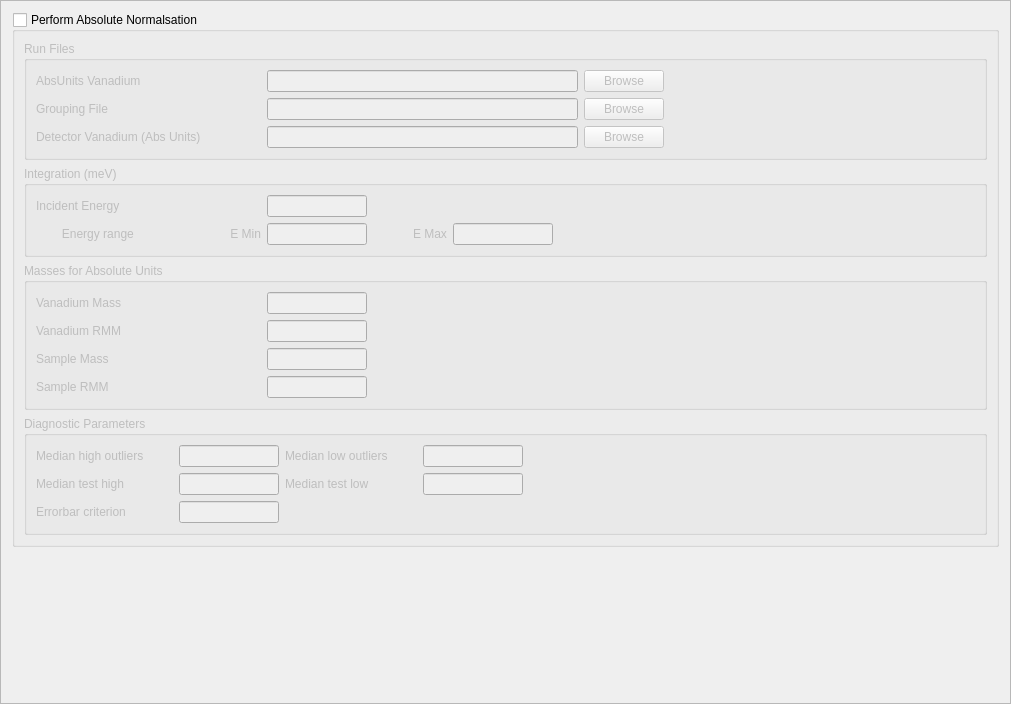
The window that Code/Mantid/scripts/Interface/ui/inelastic/dgs_absolute_units.ui (mantidproject/mantid) describes before a commit, drawn with Qt 5.
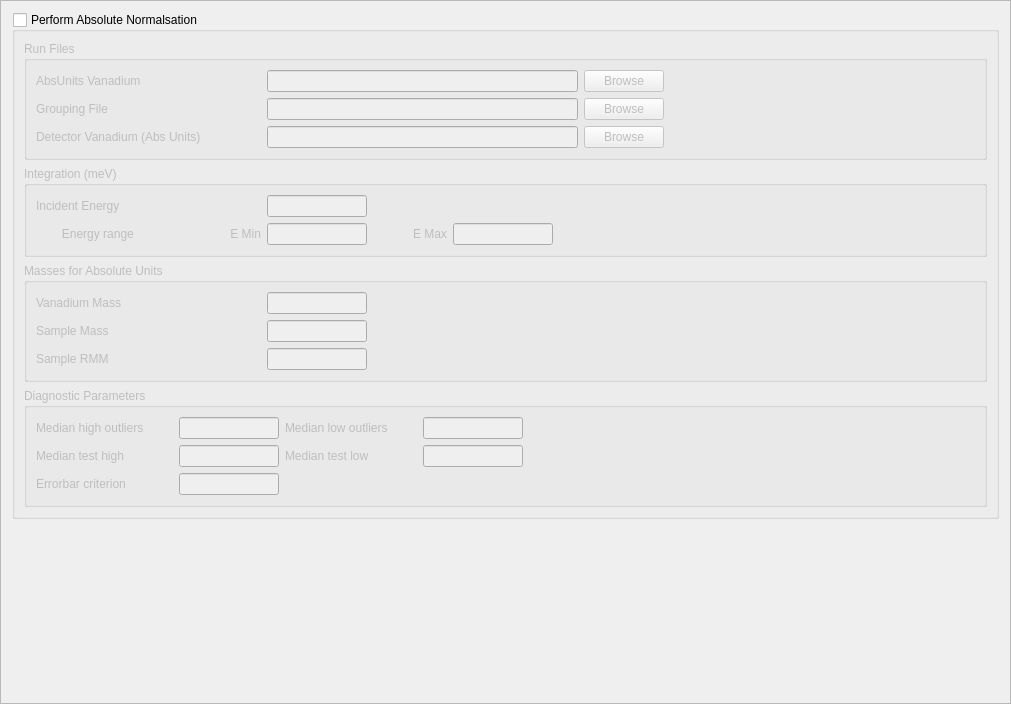
The same window after the commit.

Commit message: Refs #5454. Removing vanadium rmm parameter.

```diff
--- a/Code/Mantid/scripts/Interface/ui/inelastic/dgs_absolute_units.ui
+++ b/Code/Mantid/scripts/Interface/ui/inelastic/dgs_absolute_units.ui
@@ -350,46 +350,6 @@
            </item>
           </layout>
          </item>
-         <item>
-          <layout class="QHBoxLayout" name="horizontalLayout_9">
-           <item>
-            <widget class="QLabel" name="van_rmm_label">
-             <property name="minimumSize">
-              <size>
-               <width>225</width>
-               <height>0</height>
-              </size>
-             </property>
-             <property name="text">
-              <string>Vanadium RMM</string>
-             </property>
-            </widget>
-           </item>
-           <item>
-            <widget class="QLineEdit" name="van_rmm_edit">
-             <property name="maximumSize">
-              <size>
-               <width>100</width>
-               <height>16777215</height>
-              </size>
-             </property>
-            </widget>
-           </item>
-           <item>
-            <spacer name="horizontalSpacer_10">
-             <property name="orientation">
-              <enum>Qt::Horizontal</enum>
-             </property>
-             <property name="sizeHint" stdset="0">
-              <size>
-               <width>40</width>
-               <height>20</height>
-              </size>
-             </property>
-            </spacer>
-           </item>
-          </layout>
-         </item>
          <item>
           <layout class="QHBoxLayout" name="horizontalLayout_7">
            <item>
```
The commit also changes 3 other files.
